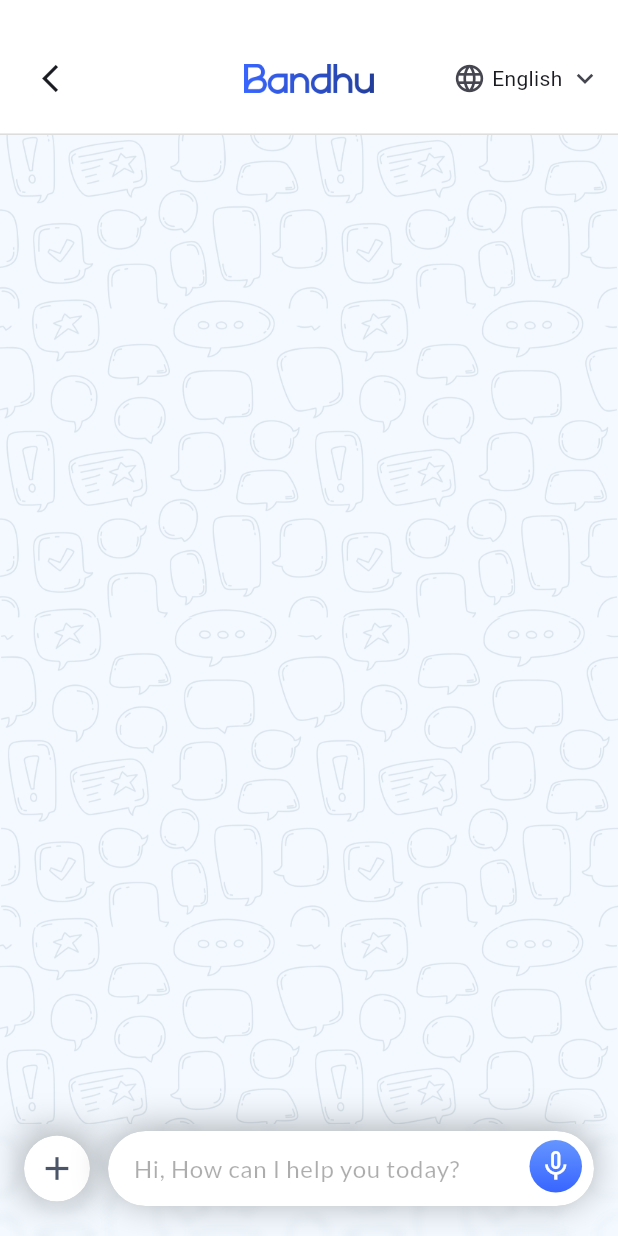
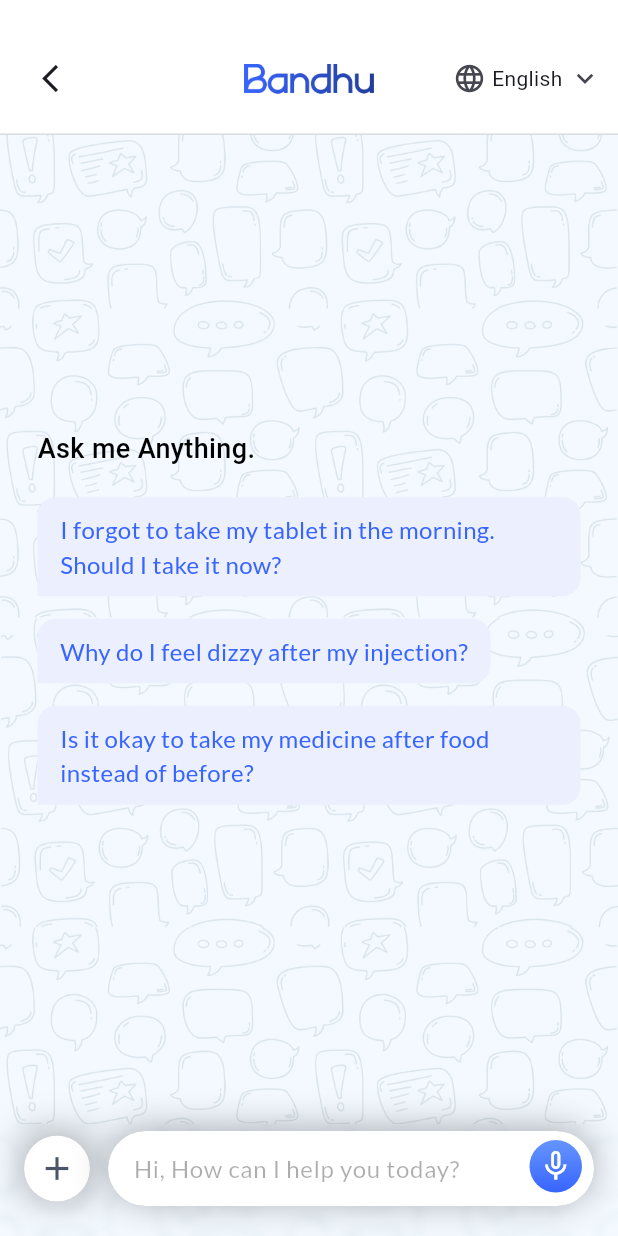
Before and after one commit to deadpool3010/daily-apk-build, a Flutter app: the ChatBotScreen screen opened directly, on a phone screen of 412 x 824 dp. Run offline on Flutter 3.47's test engine with Material 3 defaults, Android fonts, the phone set to English and light mode, and no system bars; our stand-ins replace audioplayers, bootstrap_icons, file_picker, firebase_core, firebase_messaging, flutter_tabler_icons and 11 more; missing offline and left inert: audio_waveforms, jam_icons, mobile_scanner, pdfx, record; accounts and stored records are empty; network calls fail; project files that could hold a hidden picture were left out.

```diff
--- a/lib/presentation/chat_screen/chat_bot_screen.dart
+++ b/lib/presentation/chat_screen/chat_bot_screen.dart
@@ -238,79 +238,92 @@ class _ChatBotScreenState extends State<ChatBotScreen> {
     );
   }
 
-  // Widget _buildSuggestionsView() {
-  //   // Header height: 50 (image) + 15 (top padding) + 15 (bottom padding) = 80px
-  //   // Add top padding so content appears below header
-  //   return SingleChildScrollView(
-  //     padding: EdgeInsets.only(
-  //       left: 25,
-  //       right: 25,
-  //       top: 90, // Space for header (80px) + extra spacing (10px)
-  //     ),
-  //     child: Column(
-  //       crossAxisAlignment: CrossAxisAlignment.start,
-  //       children: [
-  //         SizedBox(height: 20),
-  //         Text(
-  //           'Ask me Anything.',
-  //           style: TextStyle(
-  //             color: Colors.black,
-  //             fontSize: 18,
-  //             fontFamily: 'Roboto',
-  //             fontWeight: FontWeight.w500,
-  //             height: 1.33,
-  //             decoration: TextDecoration.none,
-  //           ),
-  //         ),
-  //         SizedBox(height: 20),
-  //         ...controller.chatbotDemoQustionAns.asMap().entries.map((entry) {
-  //           int index = entry.key;
-  //           String question = entry.value;
-  //           return Padding(
-  //             padding: EdgeInsets.only(bottom: index < 2 ? 15 : 0),
-  //             child: GestureDetector(
-  //               onTap: () => _handleSuggestionTap(question),
-  //               child: Container(
-  //                 padding: const EdgeInsets.symmetric(
-  //                   horizontal: 15,
-  //                   vertical: 10,
-  //                 ),
-  //                 decoration: ShapeDecoration(
-  //                   color: const Color(0xFFECF0FE),
-  //                   shape: RoundedRectangleBorder(
-  //                     borderRadius: BorderRadius.only(
-  //                       topLeft: Radius.circular(12),
-  //                       topRight: Radius.circular(12),
-  //                       bottomRight: Radius.circular(12),
-  //                     ),
-  //                   ),
-  //                 ),
-  //                 child: Text(
-  //                   question,
-  //                   style: TextStyle(
-  //                     color: const Color(0xFF3865FF),
-  //                     fontSize: 16,
-  //                     fontFamily: 'Lato',
-  //                     fontWeight: FontWeight.w400,
-  //                     height: 1.44,
-  //                     decoration: TextDecoration.none,
-  //                   ),
-  //                 ),
-  //               ),
-  //             ),
-  //           );
-  //         }).toList(),
-  //       ],
-  //     ),
-  //   );
-  // }
+  // Demo questions to show when there are no messages
+  final List<String> _demoQuestions = [
+    'I forgot to take my tablet in the morning. Should I take it now?',
+    'Why do I feel dizzy after my injection?',
+    'Is it okay to take my medicine after food instead of before?',
+  ];
+
+  void _handleSuggestionTap(String question) {
+    controller.sendChatMessage(question);
+  }
+
+  Widget _buildSuggestionsView() {
+    return Center(
+      child: SingleChildScrollView(
+        padding: EdgeInsets.symmetric(horizontal: 25, vertical: 20),
+        child: Column(
+          mainAxisAlignment: MainAxisAlignment.center,
+          crossAxisAlignment: CrossAxisAlignment.start,
+          children: [
+            Text(
+              'Ask me Anything.',
+              style: TextStyle(
+                color: Colors.black,
+                fontSize: 18,
+                fontFamily: 'Roboto',
+                fontWeight: FontWeight.w500,
+                height: 1.33,
+                decoration: TextDecoration.none,
+              ),
+            ),
+            SizedBox(height: 20),
+            ..._demoQuestions.asMap().entries.map((entry) {
+              int index = entry.key;
+              String question = entry.value;
+              return Padding(
+                padding: EdgeInsets.only(bottom: index < 2 ? 15 : 0),
+                child: GestureDetector(
+                  onTap: () => _handleSuggestionTap(question),
+                  child: Container(
+                    padding: const EdgeInsets.symmetric(
+                      horizontal: 15,
+                      vertical: 10,
+                    ),
+                    decoration: ShapeDecoration(
+                      color: const Color(0xFFECF0FE),
+                      shape: RoundedRectangleBorder(
+                        borderRadius: BorderRadius.only(
+                          topLeft: Radius.circular(12),
+                          topRight: Radius.circular(12),
+                          bottomRight: Radius.circular(12),
+                        ),
+                      ),
+                    ),
+                    child: Text(
+                      question,
+                      style: TextStyle(
+                        color: const Color(0xFF3865FF),
+                        fontSize: 16,
+                        fontFamily: 'Lato',
+                        fontWeight: FontWeight.w400,
+                        height: 1.44,
+                        decoration: TextDecoration.none,
+                      ),
+                    ),
+                  ),
+                ),
+              );
+            }).toList(),
+          ],
+        ),
+      ),
+    );
+  }
 
   Widget _buildChatView(double keyboardHeight) {
     // Header height: 50 (image) + 15 (top padding) + 15 (bottom padding) = 80px
     // Add top padding so messages appear below header
 
-    return Obx(
-      () => ListView.builder(
+    return Obx(() {
+      // Show suggestions view when there are no messages
+      if (controller.messages.isEmpty) {
+        return _buildSuggestionsView();
+      }
+
+      // Show messages list when there are messages
+      return ListView.builder(
         controller: controller.scrollController,
         padding: EdgeInsets.only(
           left: 25,
@@ -345,8 +358,8 @@ class _ChatBotScreenState extends State<ChatBotScreen> {
                 : _buildBotMessage(message),
           );
         },
-      ),
-    );
+      );
+    });
   }
 
   Widget _buildUserMessage(ChatMessage message) {
--- a/lib/widget/audio_waveform_widget.dart
+++ b/lib/widget/audio_waveform_widget.dart
@@ -184,7 +184,7 @@ class AudioWaveformWidgetState extends State<AudioWaveformWidget> {
   }
 
   Future<void> cancelRecording() async {
-    await UiSoundPlayer.playAsset('sounds/delete_recording2.mp3', volume: 1.0);
+    await UiSoundPlayer.playAsset('sounds/delete_recording2.mp3', volume: 0.8);
 
     _amplitudeTimer?.cancel();
     _amplitudeTimer = null;
--- a/pubspec.yaml
+++ b/pubspec.yaml
@@ -42,7 +42,6 @@ dependencies:
   url_launcher: ^6.3.1
   permission_handler: ^12.0.1
   record: ^6.1.2
-  just_audio: ^0.10.5
   pdfx: ^2.9.2
   audio_waveforms: ^2.0.1
   jam_icons: ^0.0.1
@@ -51,6 +50,7 @@ dependencies:
   app_links: ^6.3.2
   google_sign_in: ^7.2.0
   audioplayers: ^6.5.1
+  flutter_plugin_android_lifecycle: ^2.0.33
 
 
 
@@ -65,13 +65,14 @@ dev_dependencies:
   # package. See that file for information about deactivating specific lint
   # rules and activating additional ones.
   flutter_lints: ^5.0.0
+  flutter_launcher_icons: ^0.14.4
+  build_runner: ^2.10.4
 
 # For information on the generic Dart part of this file, see the
 # following page: https://dart.dev/tools/pub/pubspec
 
 # The following section is specific to Flutter packages.
 flutter:
-
   # The following line ensures that the Material Icons font is
   # included with your application, so that you can use the icons in
   # the material Icons class.
```
Also changed, not shown: assets/icons/foreground.png (added), assets/icons/foreground_432_432.png (added), assets/icons/foreground_712_712.png (added), assets/icons/logo_1.png (added), assets/icons/logo_2.png (added), assets/icons/logo_3.png (added), pubspec.lock, 57 other files.
